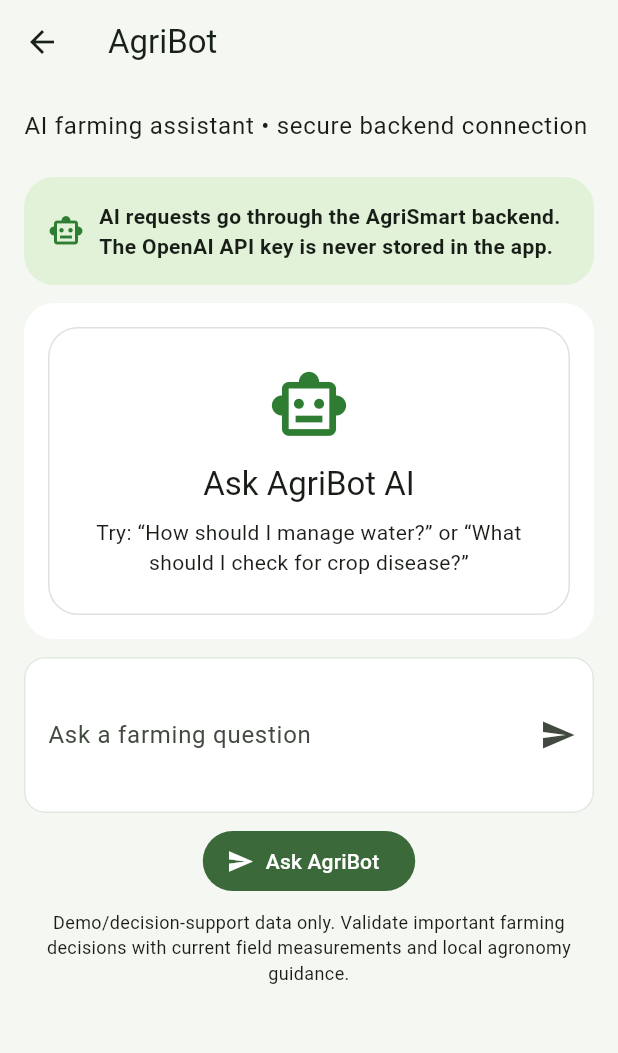
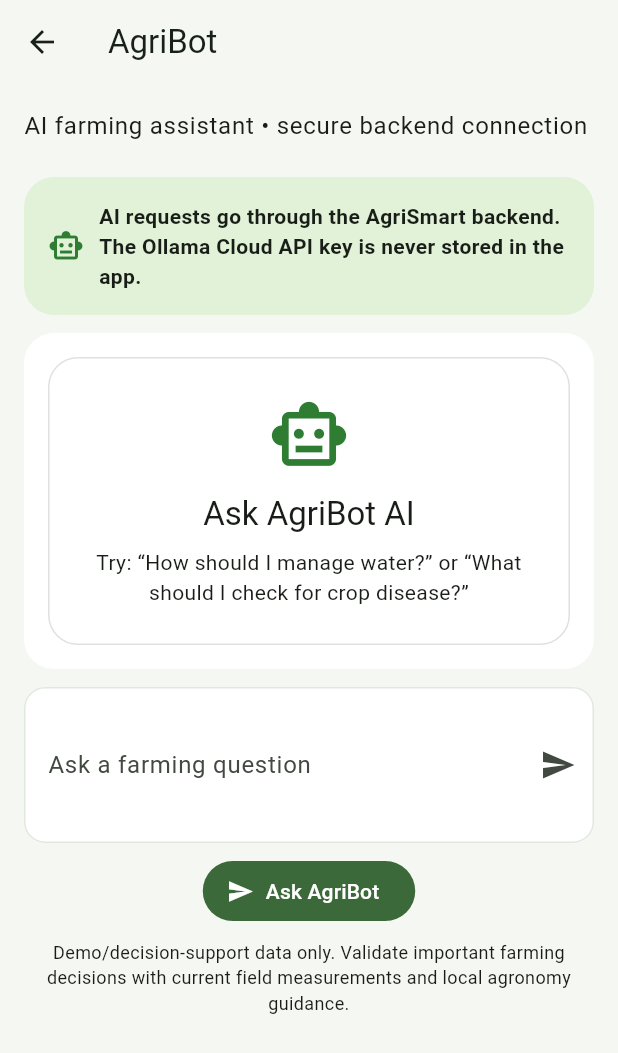
Before and after one commit to Jatinkanara21/Agrismart, a Flutter app: the AgriBotPage screen opened directly, on a phone screen of 412 x 824 dp. Shown: the top 1053 px of the screen. Run offline on Flutter 3.47's test engine with Material 3 defaults, Android fonts, the phone set to English and light mode, and no system bars; our stand-ins replace flutter_secure_storage; accounts and stored records are empty.

Commit message:
Update AgriBot provider messaging for Ollama Cloud

```diff
--- a/mobile/lib/farming_tools.dart
+++ b/mobile/lib/farming_tools.dart
@@ -254,7 +254,7 @@ class _AgriBotPageState extends State<AgriBotPage> {
                   Expanded(
                     child: Text(
                       'AI requests go through the AgriSmart backend. '
-                      'The OpenAI API key is never stored in the app.',
+                      'The Ollama Cloud API key is never stored in the app.',
                       style: TextStyle(fontWeight: FontWeight.w600),
                     ),
                   ),
```
